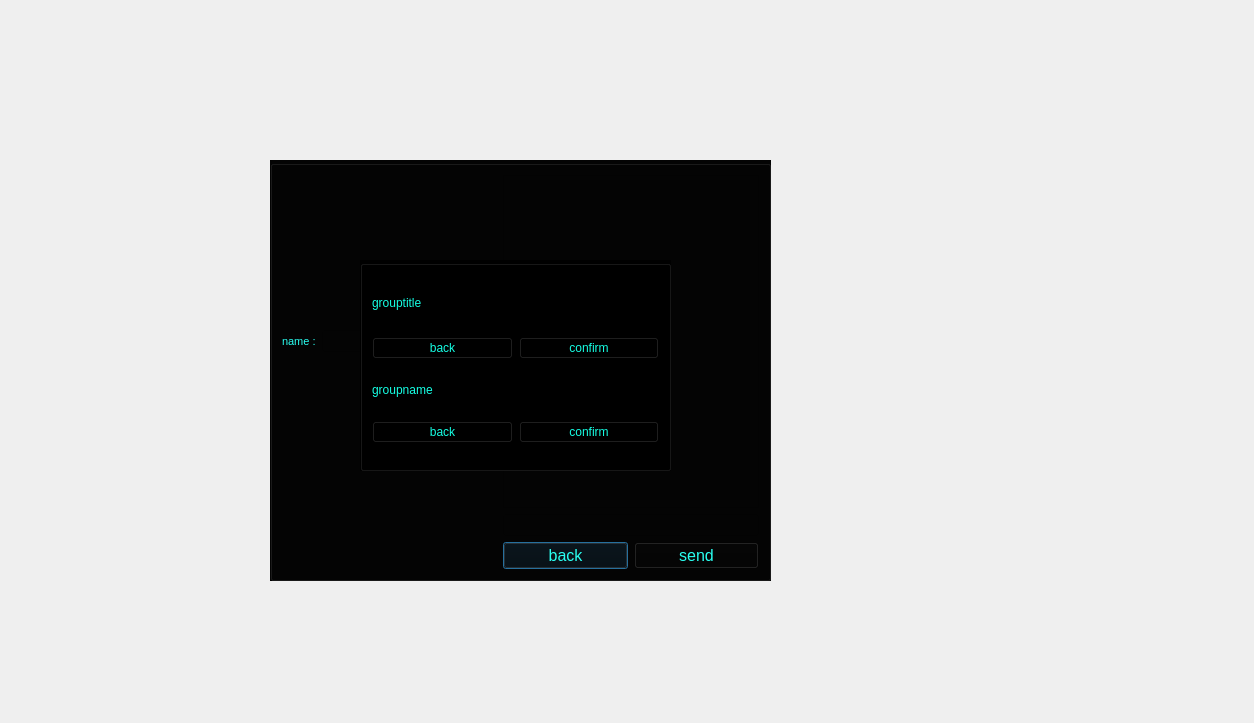
The window that massenger/creategroup_dialog.ui (MahanBeidokhti/AP-Messenger) describes before a commit, drawn with Qt 5.
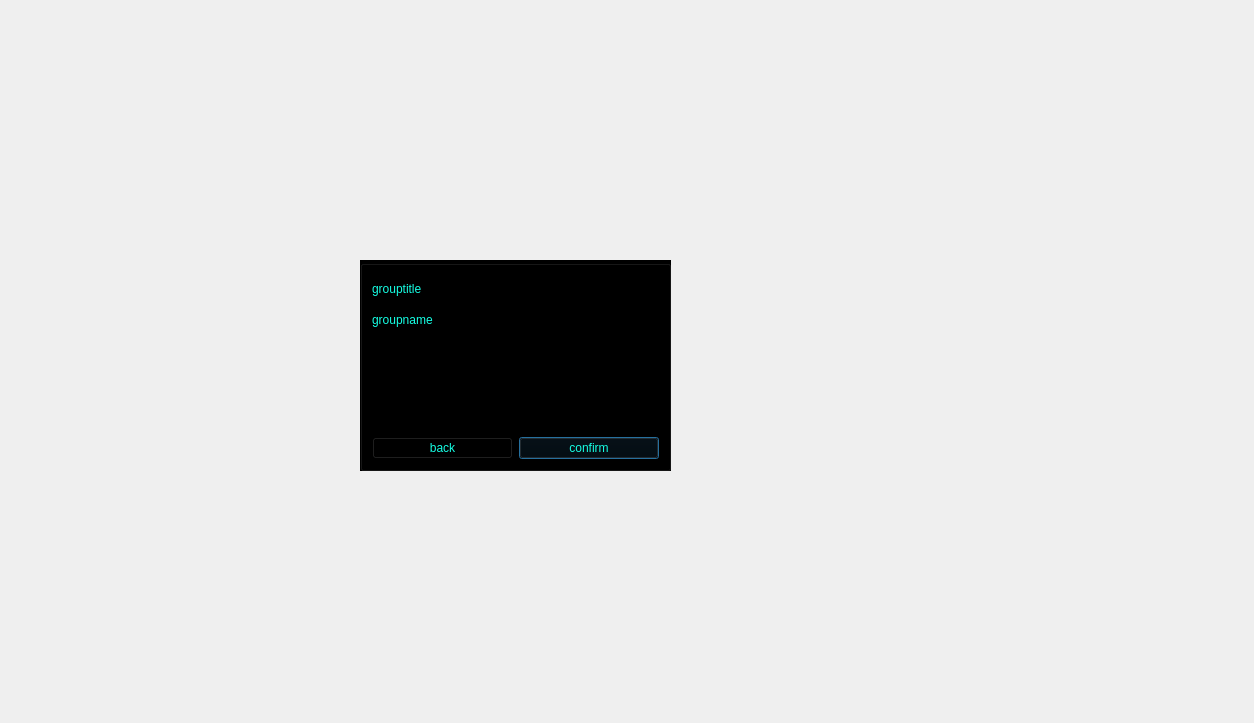
The same window after the commit. Icons and pictures are not drawn.

Commit message: creat group and channel added

```diff
--- a/massenger/creategroup_dialog.ui
+++ b/massenger/creategroup_dialog.ui
@@ -16,96 +16,6 @@
   <property name="styleSheet">
    <string notr="true">background-image: url(:/Source/@metawalls.jpg);</string>
   </property>
-  <widget class="QGroupBox" name="chat_groupBox">
-   <property name="geometry">
-    <rect>
-     <x>270</x>
-     <y>160</y>
-     <width>501</width>
-     <height>421</height>
-    </rect>
-   </property>
-   <property name="styleSheet">
-    <string notr="true">color: rgb(41, 255, 241);
-background-color: rgb(4, 4, 4);
-gridline-color: rgb(255, 71, 25);
-border-color: rgb(15, 255, 11);
-border-color: rgb(255, 23, 23);</string>
-   </property>
-   <property name="title">
-    <string/>
-   </property>
-   <layout class="QGridLayout" name="gridLayout">
-    <item row="0" column="0">
-     <widget class="QLabel" name="name_label">
-      <property name="font">
-       <font>
-        <pointsize>8</pointsize>
-       </font>
-      </property>
-      <property name="text">
-       <string>name :</string>
-      </property>
-     </widget>
-    </item>
-    <item row="0" column="1">
-     <widget class="QLineEdit" name="recieved_groupname_lineEdit">
-      <property name="font">
-       <font>
-        <pointsize>8</pointsize>
-       </font>
-      </property>
-     </widget>
-    </item>
-    <item row="0" column="2">
-     <widget class="QListView" name="massege_listView">
-      <property name="styleSheet">
-       <string notr="true">gridline-color: rgb(255, 102, 26);
-selection-background-color: rgb(255, 71, 39);
-border-top-color: rgb(255, 101, 24);</string>
-      </property>
-     </widget>
-    </item>
-    <item row="1" column="2">
-     <widget class="QLineEdit" name="send_lineEdit">
-      <property name="styleSheet">
-       <string notr="true">border-color: rgb(11, 255, 235);</string>
-      </property>
-      <property name="text">
-       <string/>
-      </property>
-     </widget>
-    </item>
-    <item row="2" column="2">
-     <layout class="QHBoxLayout" name="horizontalLayout_2">
-      <item>
-       <widget class="QPushButton" name="back_chat_pushButton">
-        <property name="font">
-         <font>
-          <pointsize>12</pointsize>
-         </font>
-        </property>
-        <property name="text">
-         <string>back</string>
-        </property>
-       </widget>
-      </item>
-      <item>
-       <widget class="QPushButton" name="send_pushButton">
-        <property name="font">
-         <font>
-          <pointsize>12</pointsize>
-         </font>
-        </property>
-        <property name="text">
-         <string>send</string>
-        </property>
-       </widget>
-      </item>
-     </layout>
-    </item>
-   </layout>
-  </widget>
   <widget class="QGroupBox" name="groupinformation_groupBox">
    <property name="geometry">
     <rect>
@@ -123,10 +33,10 @@
     <string/>
    </property>
    <layout class="QGridLayout" name="gridLayout_2">
-    <item row="3" column="0">
-     <widget class="QPushButton" name="back_pushButton_2">
+    <item row="3" column="1">
+     <widget class="QPushButton" name="confirm_pushButton">
       <property name="text">
-       <string>back</string>
+       <string>confirm</string>
       </property>
      </widget>
     </item>
@@ -153,14 +63,7 @@
       </item>
      </layout>
     </item>
-    <item row="1" column="0">
-     <widget class="QPushButton" name="back_pushButton">
-      <property name="text">
-       <string>back</string>
-      </property>
-     </widget>
-    </item>
-    <item row="2" column="0" colspan="2">
+    <item row="1" column="0" colspan="2">
      <layout class="QHBoxLayout" name="horizontalLayout_3">
       <item>
        <widget class="QLabel" name="label_2">
@@ -174,17 +77,28 @@
       </item>
      </layout>
     </item>
-    <item row="3" column="1">
-     <widget class="QPushButton" name="confirm_pushButton_2">
+    <item row="3" column="0">
+     <widget class="QPushButton" name="back_pushButton">
       <property name="text">
-       <string>confirm</string>
+       <string>back</string>
       </property>
      </widget>
     </item>
-    <item row="1" column="1">
-     <widget class="QPushButton" name="confirm_pushButton">
+    <item row="2" column="0" colspan="2">
+     <widget class="QLabel" name="error_label">
+      <property name="font">
+       <font>
+        <pointsize>12</pointsize>
+       </font>
+      </property>
+      <property name="styleSheet">
+       <string notr="true">color: rgb(255, 0, 4);</string>
+      </property>
       <property name="text">
-       <string>confirm</string>
+       <string/>
+      </property>
+      <property name="alignment">
+       <set>Qt::AlignCenter</set>
       </property>
      </widget>
     </item>
```
The commit also changes 8 other files.
